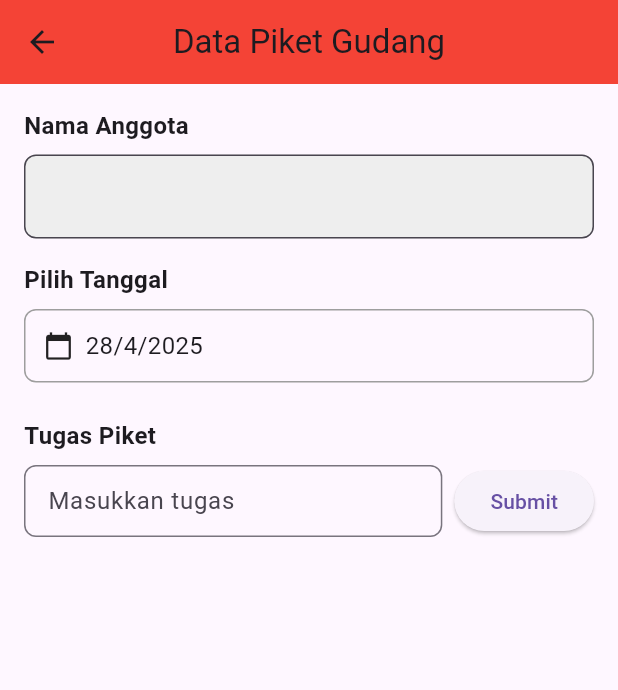
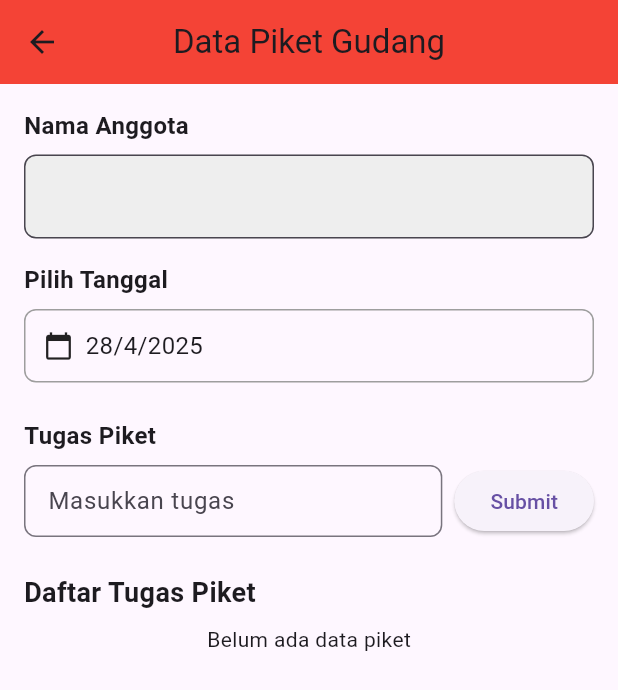
Before and after one commit to iqwa-a/20220140128_ucp1, a Flutter app: the PiketGudang screen opened directly, on a phone screen of 412 x 824 dp. Shown: the top 690 px of the screen. Run offline on Flutter 3.47's test engine with Material 3 defaults, Android fonts, the light colour scheme and no system bars.

Commit message:
membuat daftar tugas piket

```diff
--- a/lib/piket_gudang.dart
+++ b/lib/piket_gudang.dart
@@ -123,6 +123,26 @@ class _PiketGudangState extends State<PiketGudang> {
               ],
             ),
             const SizedBox(height: 24),
+
+            const Text(
+              'Daftar Tugas Piket',
+              style: TextStyle(fontWeight: FontWeight.bold, fontSize: 18),
+            ),
+            const SizedBox(height: 8),
+            piketList.isNotEmpty
+                ? Column(
+                    children: piketList.map((piket) {
+                      return Card(
+                        margin: const EdgeInsets.only(bottom: 8),
+                        child: ListTile(
+                          title: Text(piket['tugas']!),
+                          subtitle: Text(
+                              '${piket['nama']} - ${piket['tanggal']}'),
+                        ),
+                      );
+                    }).toList(),
+                  )
+                : const Center(child: Text('Belum ada data piket')),
           ],
         ),
       ),
```
